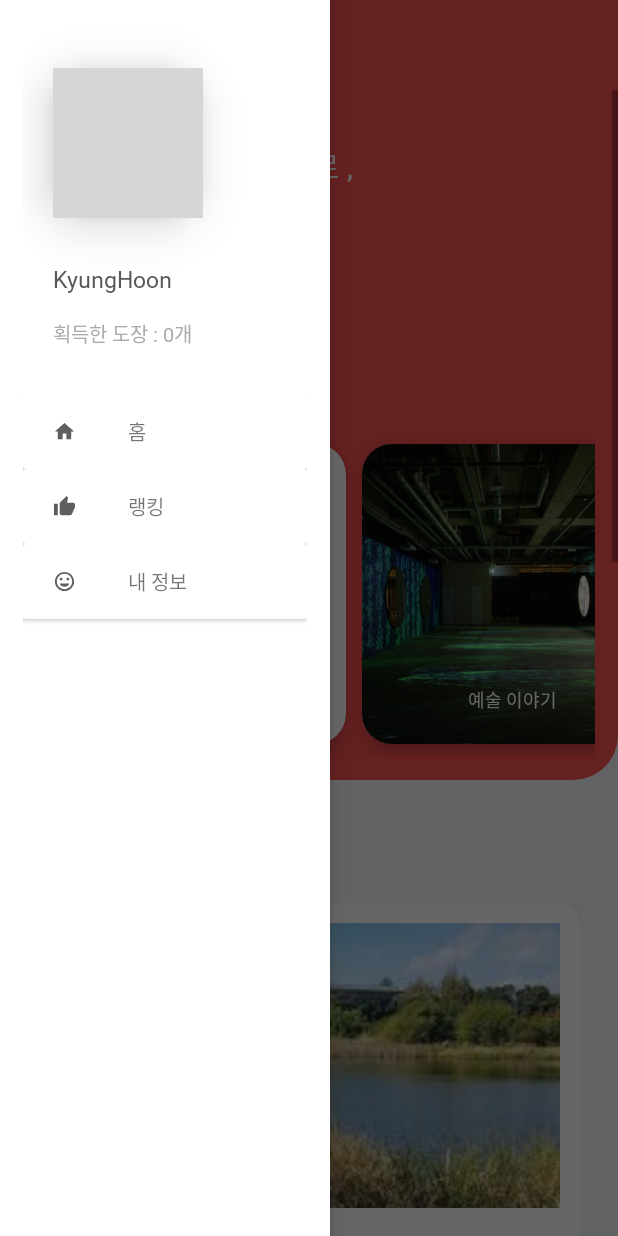
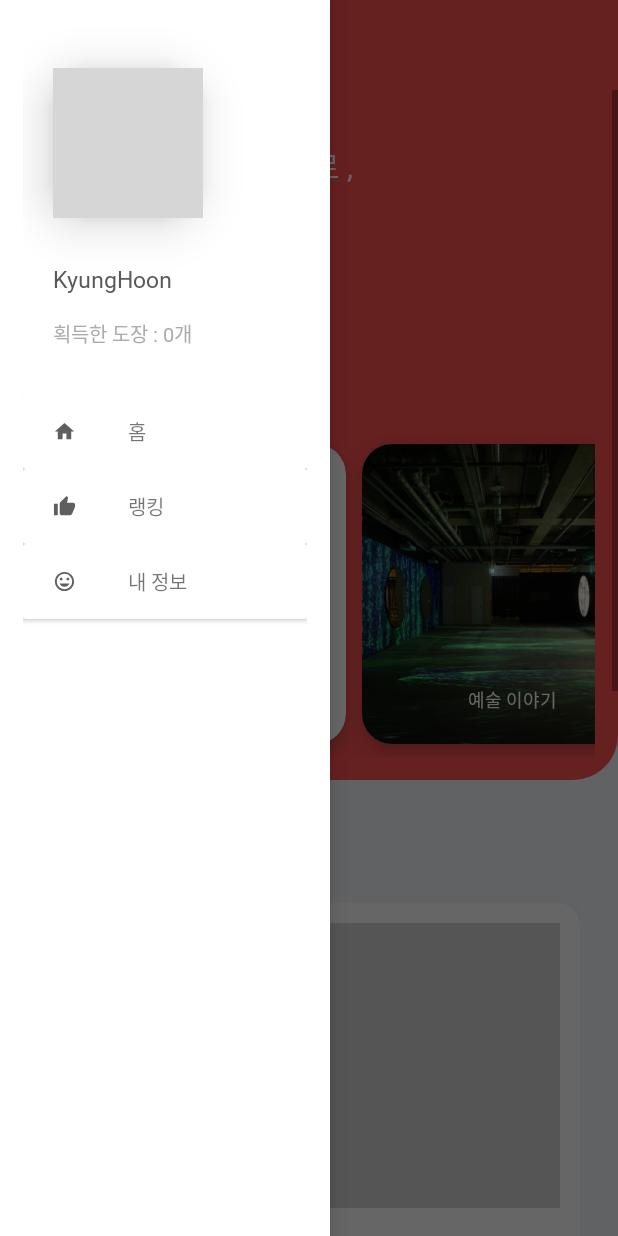
Before and after one commit to 2021-SMHRD-KDT-New-AI-1/WOWBRO, an Android app: the UserDashboard screen opened directly, with no data from a screen before it, with the side drawer open, on a phone screen of 412 x 824 dp. Run offline under Robolectric (Android 15) with nearby library versions, the phone set to English and light mode, and no system bars; 3 statements that could not run were skipped; grey boxes are pictures that could not be loaded.

Commit message:
<update> 리스트뷰 추가 완료

```diff
--- a/app/src/main/java/com/jkh/wowbro2/UserDashboard.java
+++ b/app/src/main/java/com/jkh/wowbro2/UserDashboard.java
@@ -123,10 +123,10 @@ public class UserDashboard extends AppCompatActivity {
 
         ArrayList<Location> arrayList = new ArrayList<>();
 
-        arrayList.add(new Location(R.drawable.yongbong1, "용봉 초록 습지대", "이 곳은 수많은 전설이 떠돌아 다닙니다."));
-        arrayList.add(new Location(R.drawable.yangrim4, "비엔날레 전시관", "이 곳은 수많은 전설이 떠돌아 다닙니다."));
-        arrayList.add(new Location(R.drawable.art1, "비엔날레 전시관", "이 곳은 수많은 전설이 떠돌아 다닙니다."));
-        arrayList.add(new Location(R.drawable.art1, "비엔날레 전시관", "이 곳은 수많은 전설이 떠돌아 다닙니다."));
+        arrayList.add(new Location(R.drawable.horang, "호랑 가시나무길", "400년의 전통을 가진 나무"));
+        arrayList.add(new Location(R.drawable.yangin, "양인제과", "양림동의 빵집"));
+        arrayList.add(new Location(R.drawable.racong, "라콩 연구소", "비엔날레 주변 핸드드립 카페"));
+
 
         LocationAdapter locationAdapter = new LocationAdapter(this, R.layout.list_card_design, arrayList);
 
--- a/app/src/main/res/layout/activity_user_dashboard.xml
+++ b/app/src/main/res/layout/activity_user_dashboard.xml
@@ -123,7 +123,7 @@
                     <ListView
                         android:id="@+id/listview"
                         android:layout_width="match_parent"
-                        android:layout_height="1300dp"
+                        android:layout_height="900dp"
                         android:layout_marginTop="20dp"/>
                     <!--여기 리스트뷰가 스크롤뷰랑 겹치는 현상으로 스크롤뷰랑 겹치지 않게 뷰포인트 효과를 줬는데 이렇게되면 리스트가 화면 전체에 나오지만 높이를 인식 못하는 부분이 있음 => 이부분에대한 고려가 필요함-->
                 </LinearLayout>
```
